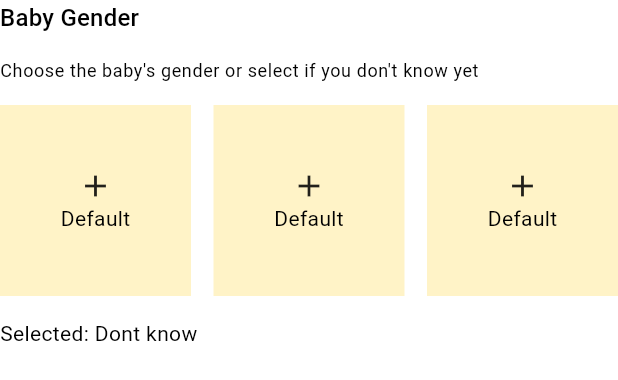
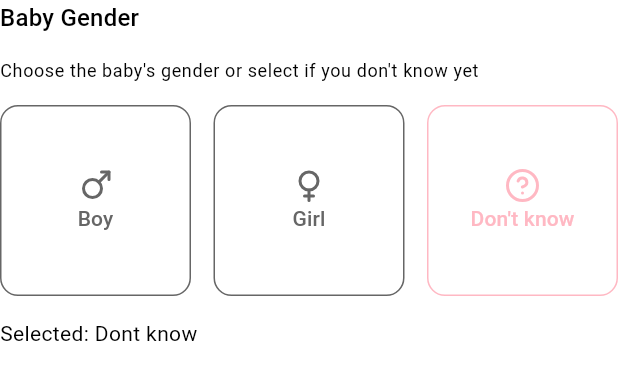
Before and after one commit to jchocola/baby-look-ai, a Flutter app: the BabyGenderPicker widget shown alone on an empty page, opened directly, on a phone screen of 412 x 824 dp. Shown: the top 380 px of the screen. Run offline on Flutter 3.47's test engine with Material 3 defaults, Android fonts, the phone set to English and light mode, and no system bars; our stand-ins replace animated_text_kit, equatable, flutter_bloc, get_it, go_router, image_picker and 3 more; missing offline and left inert: flutter_popup; network calls fail.

Commit message:
gender + gestation picker

```diff
--- /dev/null
+++ b/lib/core/app_enum/baby_gender.dart
@@ -0,0 +1,5 @@
+// ignore_for_file: constant_identifier_names, camel_case_types
+
+enum BABY_GENDER {
+  BOY,GIRL,DONT_KNOW
+}
--- a/lib/core/app_icon/app_icon.dart
+++ b/lib/core/app_icon/app_icon.dart
@@ -27,4 +27,8 @@ class AppIcon {
   static const fullScreenIcon = LucideIcons.fullscreen;
 
   static const cancelIcon = Icons.cancel_outlined;
+
+  static const boyIcon = LucideIcons.mars;
+  static const girlIcon = LucideIcons.venus;
+  static const dontKnowIcon = LucideIcons.circleQuestionMark;
 }
--- a/lib/core/app_theme/app_theme.dart
+++ b/lib/core/app_theme/app_theme.dart
@@ -10,7 +10,9 @@ final ThemeData appTheme = ThemeData(
   /// COLOR SCHEME
   ///
   colorScheme: ColorScheme.light(
+    primary: AppColor.pinkColor,
 
+    secondary: AppColor.grayColor,
   ),
 
   ///
--- a/lib/features/feature_generate/bloc/prepare_data_bloc.dart
+++ b/lib/features/feature_generate/bloc/prepare_data_bloc.dart
@@ -1,9 +1,12 @@
 // ignore_for_file: camel_case_types
 
-import 'package:baby_look/features/feature_generate/domain/image_picker_repository.dart';
+import 'package:baby_look/main.dart';
 import 'package:equatable/equatable.dart';
 import 'package:flutter_bloc/flutter_bloc.dart';
 import 'package:image_picker/image_picker.dart';
+
+import 'package:baby_look/core/app_enum/baby_gender.dart';
+import 'package:baby_look/features/feature_generate/domain/image_picker_repository.dart';
 
 ///
 /// EVENT
@@ -19,8 +22,21 @@ class PrepareDataBlocEvent_pickUltrasoundImageFromGallery
 class PrepareDataBlocEvent_pickUltrasoundImageFromCamera
     extends PrepareDataBlocEvent {}
 
-class PrepareDataBlocEvent_cancelUtrasoundImage
-    extends PrepareDataBlocEvent {}
+class PrepareDataBlocEvent_cancelUtrasoundImage extends PrepareDataBlocEvent {}
+
+class PrepareDataBlocEvent_setGestationWeek extends PrepareDataBlocEvent {
+  final int value;
+  PrepareDataBlocEvent_setGestationWeek({required this.value});
+  @override
+  List<Object?> get props => [value];
+}
+
+class PrepareDataBlocEvent_setGender extends PrepareDataBlocEvent {
+  final BABY_GENDER value;
+  PrepareDataBlocEvent_setGender({required this.value});
+  @override
+  List<Object?> get props => [value];
+}
 
 ///
 /// STATE
@@ -34,24 +50,38 @@ class PrepareDataBlocState_loaded extends PrepareDataBlocState {
   final XFile? ultrasoundImage;
   final XFile? motherImage;
   final XFile? fatherImage;
+  final int? gestationWeek;
+  final BABY_GENDER babyGender;
   PrepareDataBlocState_loaded({
     this.ultrasoundImage,
     this.motherImage,
     this.fatherImage,
+    this.gestationWeek,
+    required this.babyGender,
   });
 
   @override
-  List<Object?> get props => [ultrasoundImage, motherImage, fatherImage];
+  List<Object?> get props => [
+    ultrasoundImage,
+    motherImage,
+    fatherImage,
+    gestationWeek,
+    babyGender,
+  ];
 
   PrepareDataBlocState_loaded copyWith({
     XFile? ultrasoundImage,
     XFile? motherImage,
     XFile? fatherImage,
+    int? gestationWeek,
+    BABY_GENDER? babyGender,
   }) {
     return PrepareDataBlocState_loaded(
-      ultrasoundImage: ultrasoundImage ,
-      motherImage: motherImage ,
+      ultrasoundImage: ultrasoundImage,
+      motherImage: motherImage,
       fatherImage: fatherImage,
+      gestationWeek: gestationWeek ?? this.gestationWeek,
+      babyGender: babyGender ?? this.babyGender,
     );
   }
 }
@@ -62,7 +92,7 @@ class PrepareDataBlocState_loaded extends PrepareDataBlocState {
 class PrepareDataBloc extends Bloc<PrepareDataBlocEvent, PrepareDataBlocState> {
   final ImagePickerRepository pickerRepository;
   PrepareDataBloc({required this.pickerRepository})
-    : super(PrepareDataBlocState_loaded()) {
+    : super(PrepareDataBlocState_loaded(babyGender: BABY_GENDER.DONT_KNOW)) {
     ///
     ///  PrepareDataBlocEvent_pickUltrasoundImageFromGallery
     ///
@@ -83,9 +113,9 @@ class PrepareDataBloc extends Bloc<PrepareDataBlocEvent, PrepareDataBlocState> {
     ///
     /// PrepareDataBlocEvent_pickUltrasoundImageFromCamera
     ///
-    on<PrepareDataBlocEvent_pickUltrasoundImageFromCamera>((event, emit) async{
+    on<PrepareDataBlocEvent_pickUltrasoundImageFromCamera>((event, emit) async {
       final currentState = state;
-         if (currentState is PrepareDataBlocState_loaded) {
+      if (currentState is PrepareDataBlocState_loaded) {
         final image = await pickerRepository.pickImageFromCamera();
         if (image != null) {
           emit(currentState.copyWith(ultrasoundImage: image));
@@ -93,14 +123,36 @@ class PrepareDataBloc extends Bloc<PrepareDataBlocEvent, PrepareDataBlocState> {
       }
     });
 
-
-      ///
+    ///
     /// PrepareDataBlocEvent_cancelUtrasoundImage
     ///
-    on<PrepareDataBlocEvent_cancelUtrasoundImage>((event, emit) async{
+    on<PrepareDataBlocEvent_cancelUtrasoundImage>((event, emit) async {
       final currentState = state;
-         if (currentState is PrepareDataBlocState_loaded) {
-           emit(currentState.copyWith(ultrasoundImage: null));
+      if (currentState is PrepareDataBlocState_loaded) {
+        emit(currentState.copyWith(ultrasoundImage: null));
+      }
+    });
+
+    ///
+    /// PrepareDataBlocEvent_setGestationWeek
+    ///
+    on<PrepareDataBlocEvent_setGestationWeek>((event, emit) async {
+      final currentState = state;
+      if (currentState is PrepareDataBlocState_loaded) {
+        emit(currentState.copyWith(gestationWeek: event.value));
+        logger.i('Current Week: ${event.value}');
+      }
+    });
+
+
+        ///
+    /// PrepareDataBlocEvent_setGender
+    ///
+    on<PrepareDataBlocEvent_setGender>((event, emit) async {
+      final currentState = state;
+      if (currentState is PrepareDataBlocState_loaded) {
+        emit(currentState.copyWith(babyGender: event.value));
+        logger.i('Current Gender: ${event.value}');
       }
     });
   }
--- a/lib/features/feature_generate/widget/baby_gender_picker.dart
+++ b/lib/features/feature_generate/widget/baby_gender_picker.dart
@@ -1,31 +1,57 @@
 import 'package:baby_look/core/app_constant/app_constant.dart';
+import 'package:baby_look/core/app_enum/baby_gender.dart';
+import 'package:baby_look/core/app_icon/app_icon.dart';
+import 'package:baby_look/features/feature_generate/bloc/prepare_data_bloc.dart';
 import 'package:baby_look/shared/gender_card_picker.dart';
 import 'package:flutter/material.dart';
+import 'package:flutter_bloc/flutter_bloc.dart';
 
 class BabyGenderPicker extends StatelessWidget {
   const BabyGenderPicker({super.key});
 
   @override
   Widget build(BuildContext context) {
-     final theme = Theme.of(context);
+    final theme = Theme.of(context);
+
+    final _genderOption = [
+      {"title": "Boy", "gender": BABY_GENDER.BOY, "icon": AppIcon.boyIcon},
+      {"title": "Girl", "gender": BABY_GENDER.GIRL, "icon": AppIcon.girlIcon},
+      {
+        "title": "Don't know",
+        "gender": BABY_GENDER.DONT_KNOW,
+        "icon": AppIcon.dontKnowIcon,
+      },
+    ];
+
     return Column(
       crossAxisAlignment: CrossAxisAlignment.start,
       spacing: AppConstant.appPadding,
       children: [
-        Text('Baby Gender' , style: theme.textTheme.titleMedium,),
-        Text("Choose the baby's gender or select if you don't know yet",style: theme.textTheme.bodySmall,),
+        Text('Baby Gender', style: theme.textTheme.titleMedium),
+        Text(
+          "Choose the baby's gender or select if you don't know yet",
+          style: theme.textTheme.bodySmall,
+        ),
 
         GridView.builder(
           shrinkWrap: true,
           gridDelegate: SliverGridDelegateWithFixedCrossAxisCount(
             crossAxisCount: 3,
             childAspectRatio: 1,
-            crossAxisSpacing: AppConstant.appPadding
+            crossAxisSpacing: AppConstant.appPadding,
           ),
-          itemCount: 3,
+          itemCount: _genderOption.length,
 
           itemBuilder: (context, index) {
-            return GenderCardPicker();
+            final option = _genderOption[index];
+            return BlocBuilder<PrepareDataBloc,PrepareDataBlocState>(
+              builder:(context,state)=> GenderCardPicker(
+                onTap: () => context.read<PrepareDataBloc>().add(PrepareDataBlocEvent_setGender(value:option["gender"] as BABY_GENDER )),
+                title: option["title"] as String,
+                icon: option["icon"] as IconData,
+                isSelected: state is PrepareDataBlocState_loaded && state.babyGender == option["gender"],
+              ),
+            );
           },
         ),
 
--- a/lib/features/feature_generate/widget/gestation_week.dart
+++ b/lib/features/feature_generate/widget/gestation_week.dart
@@ -1,4 +1,7 @@
+import 'package:baby_look/core/app_constant/app_constant.dart';
+import 'package:baby_look/features/feature_generate/bloc/prepare_data_bloc.dart';
 import 'package:flutter/material.dart';
+import 'package:flutter_bloc/flutter_bloc.dart';
 import 'package:flutter_popup/flutter_popup.dart';
 
 class GestationWeek extends StatelessWidget {
@@ -17,7 +20,13 @@ class GestationWeek extends StatelessWidget {
         ),
 
         _weekPicker(),
-        Text('Selected: Week 20', style: theme.textTheme.bodySmall),
+        Row(
+          spacing: AppConstant.appPadding,
+          children: [
+            Text('Selected:', style: theme.textTheme.bodySmall),
+            BlocBuilder<PrepareDataBloc,PrepareDataBlocState>(builder:(context,state)=> Text('Week ${state is PrepareDataBlocState_loaded ? state.gestationWeek : 0}', style: theme.textTheme.titleSmall)),
+          ],
+        ),
       ],
     );
   }
@@ -29,18 +38,26 @@ class _weekPicker extends StatelessWidget {
   @override
   Widget build(BuildContext context) {
     final size = MediaQuery.of(context).size;
+    final theme = Theme.of(context);
     return CustomPopup(
       content: SizedBox.fromSize(
         size: Size.fromHeight(size.height * 0.4),
         child: SingleChildScrollView(
-          child: Column(
-            children: List.generate(40, (index) {
-              return ListTile(title: Text("Week ${index + 1}"));
-            }),
+          child: BlocBuilder<PrepareDataBloc,PrepareDataBlocState>(
+            builder: (context,state)=> Column(
+              children: List.generate(40, (index) {
+                return Container(
+                  decoration: BoxDecoration(
+                    borderRadius: BorderRadius.circular(AppConstant.appPadding),
+                    color:  state is PrepareDataBlocState_loaded && state.gestationWeek == index+1 ? theme.colorScheme.primary : Colors.transparent
+                  ),
+                  child: ListTile(title: Text("Week ${index + 1}" ), onTap: () => context.read<PrepareDataBloc>().add(PrepareDataBlocEvent_setGestationWeek(value: index+1)),));
+              }),
+            ),
           ),
         ),
       ),
-      child: ListTile(title: Text('Week 1')),
+      child: BlocBuilder<PrepareDataBloc,PrepareDataBlocState>(builder:(context,state)=> ListTile(title: Text('Week ${state is PrepareDataBlocState_loaded ? state.gestationWeek : 0}'))),
     );
   }
 }
--- a/lib/shared/gender_card_picker.dart
+++ b/lib/shared/gender_card_picker.dart
@@ -1,18 +1,45 @@
+import 'package:baby_look/core/app_constant/app_constant.dart';
 import 'package:baby_look/core/app_theme/app_color.dart';
 import 'package:flutter/material.dart';
 
 class GenderCardPicker extends StatelessWidget {
-  const GenderCardPicker({super.key, this.icon = Icons.add, this.title = 'Default'});
+  const GenderCardPicker({
+    super.key,
+    this.icon = Icons.add,
+    this.title = 'Default',
+    this.isSelected = false,
+    this.onTap
+  });
   final String title;
   final IconData icon;
+  final bool isSelected;
+  final void Function()? onTap;
   @override
   Widget build(BuildContext context) {
-    return Container(color: AppColor.yellowColor2, child: Center(child: Column(
-      mainAxisSize: MainAxisSize.min,
-      children: [
-        Icon(icon),
-        Text(title),
-      ],
-    )));
+    final theme = Theme.of(context);
+    final showColor = isSelected
+        ? theme.colorScheme.primary
+        : theme.colorScheme.secondary;
+    return GestureDetector(
+      onTap: onTap,
+      child: Container(
+        decoration: BoxDecoration(
+          borderRadius: BorderRadius.circular(AppConstant.borderRadius),
+          border: Border.all(color: showColor),
+        ),
+        child: Center(
+          child: Column(
+            mainAxisSize: MainAxisSize.min,
+            children: [
+              Icon(icon, color: showColor),
+              Text(
+                title,
+                style: theme.textTheme.titleSmall!.copyWith(color: showColor),
+              ),
+            ],
+          ),
+        ),
+      ),
+    );
   }
 }
```
